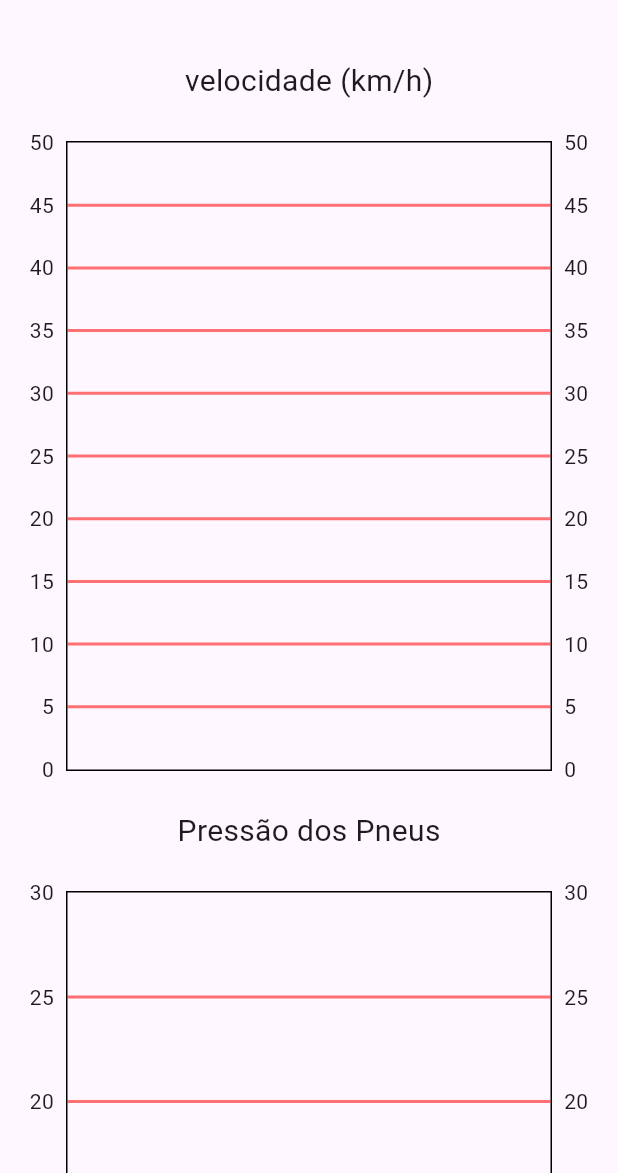
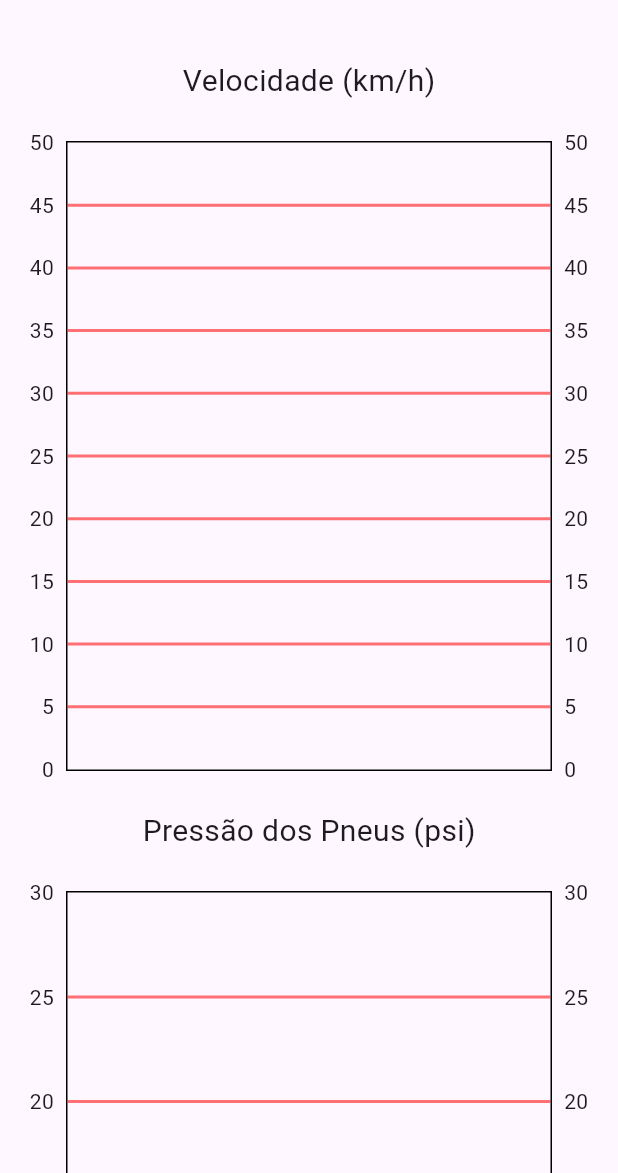
Before and after one commit to bajaunicamp/Telemetria_Flutter, a Flutter app: the Telemetria screen opened by its route, on a phone screen of 412 x 824 dp, the part 63-1236 px from its top. Run offline on Flutter 3.47's test engine with Material 3 defaults, Android fonts, the phone set to English and light mode, and no system bars; drawn by our look-alikes of fl_chart; our stand-ins replace google_maps_flutter, permission_handler; missing offline and left inert: flutter_config.

Commit message:
Código usado no N24

```diff
--- a/lib/main.dart
+++ b/lib/main.dart
@@ -210,7 +210,7 @@ class _MainAppState extends State<MainApp> {
         List<String> splitResponse = serverResponse.split(" ");
         String tipo = splitResponse[0];
         // Se for uma resposta de GPS
-        if (tipo.compareTo("[VELOCIDADE]") == 0){
+        if (tipo.compareTo("[VE]") == 0){
           print("Dados de velocidade recebidos");
           velocidade.inserirDado(double.parse(splitResponse[1]));
         }
--- a/lib/pages/telemetria.dart
+++ b/lib/pages/telemetria.dart
@@ -9,18 +9,17 @@ Dado combustivel = Dado(
   minY: 0,
   title: "combustivel (%)"
 );
-
 Dado velocidade = Dado(
   maxY: 50,
   minY: 0,
-  title: "velocidade (km/h)"
+  title: "Velocidade (km/h)"
 );
 
 // Como o TPMS não está funcionando como deverial atualmente, esse gráfico é apenas ilustrativo pra
 // mostrar pros juízes que o TPMS não está funcionando. O gráfico verdadeiro do tpms deverá conter
 // quatro linhas, uma pra cada pneu e adicionar uma legenda em baixo
 Dado tpms = Dado(
-  title: "Pressão dos Pneus",
+  title: "Pressão dos Pneus (psi)",
   minY: 0,
   maxY: 30
 );
```
